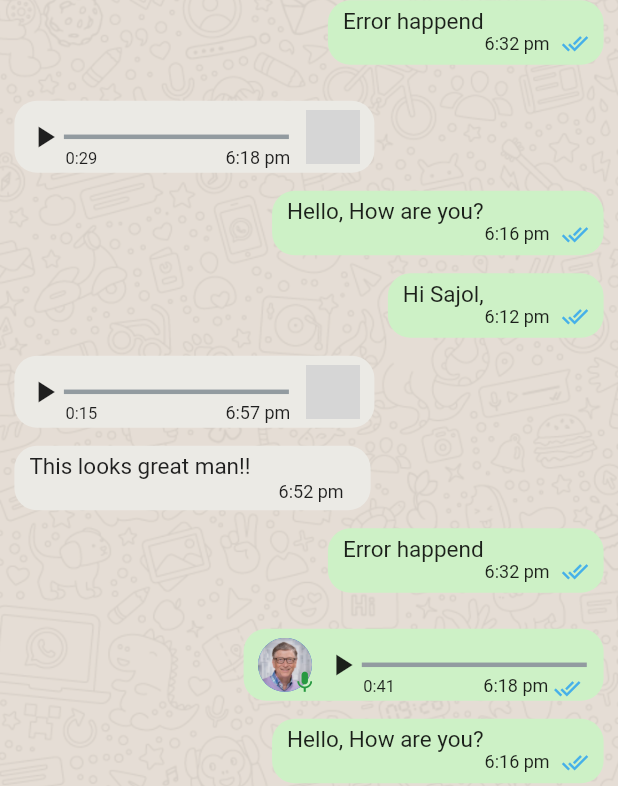
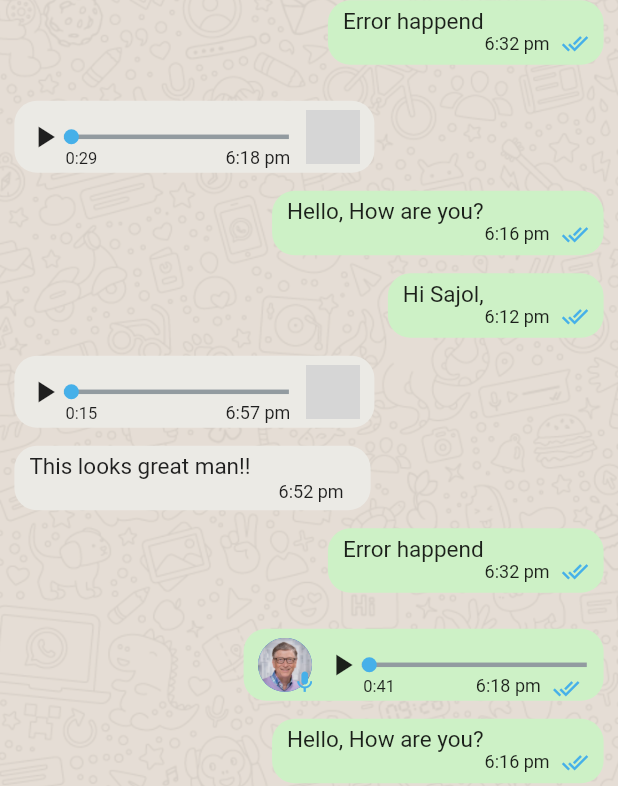
Before and after one commit to aliasar1/WhatsApp-UI-Clone, a Flutter app: the ChatScreen screen opened directly with empty values, on a phone screen of 412 x 824 dp. Shown: the part 213-999 px from the top of the screen. Run offline on Flutter 3.47's test engine with Material 2 defaults, Android fonts, the phone set to English and light mode, and no system bars; grey boxes are pictures that could not be loaded.

Commit message:
Update audio_message.dart

```diff
--- a/lib/screens/chat_screen/components/audio_message.dart
+++ b/lib/screens/chat_screen/components/audio_message.dart
@@ -5,7 +5,7 @@ import '../../../models/ChatMessage.dart';
 
 enum AuidoStatus { play, pause }
 
-class AudioMessage extends StatelessWidget {
+class AudioMessage extends StatefulWidget {
   const AudioMessage({
     Key? key,
     required this.message,
@@ -16,17 +16,22 @@ class AudioMessage extends StatelessWidget {
   final String image;
 
   @override
+  State<AudioMessage> createState() => _AudioMessageState();
+}
+
+class _AudioMessageState extends State<AudioMessage> {
+  @override
   Widget build(BuildContext context) {
     return SizedBox(
       height: kLargeSize * 2,
       width: kAudioContainerWidth * 1.2,
-      child: message.isSender
+      child: widget.message.isSender
           ? Row(
               mainAxisAlignment: MainAxisAlignment.spaceBetween,
               children: [
-                PersonAvatarCard(message: message, image: image),
-                AudioCardBuilder(message: message),
-                SizedBox(
+                PersonAvatarCard(message: widget.message, image: widget.image),
+                AudioCardBuilder(message: widget.message),
+                const SizedBox(
                   width: 5,
                 )
               ],
@@ -34,15 +39,15 @@ class AudioMessage extends StatelessWidget {
           : Row(
               mainAxisAlignment: MainAxisAlignment.spaceBetween,
               children: [
-                AudioCardBuilder(message: message),
-                PersonAvatarCard(message: message, image: image),
+                AudioCardBuilder(message: widget.message),
+                PersonAvatarCard(message: widget.message, image: widget.image),
               ],
             ),
     );
   }
 }
 
-class AudioCardBuilder extends StatelessWidget {
+class AudioCardBuilder extends StatefulWidget {
   const AudioCardBuilder({
     Key? key,
     required this.message,
@@ -51,12 +56,19 @@ class AudioCardBuilder extends StatelessWidget {
   final ChatMessage message;
 
   @override
+  State<AudioCardBuilder> createState() => _AudioCardBuilderState();
+}
+
+class _AudioCardBuilderState extends State<AudioCardBuilder> {
+  bool isPlaying = false;
+  @override
   Widget build(BuildContext context) {
     return Padding(
-      padding: message.isSender
+      padding: widget.message.isSender
           ? const EdgeInsets.only(right: 6)
           : const EdgeInsets.only(),
       child: Row(
+        mainAxisAlignment: MainAxisAlignment.spaceEvenly,
         children: [
           Padding(
             padding: const EdgeInsets.only(
@@ -65,7 +77,15 @@ class AudioCardBuilder extends StatelessWidget {
             child: SizedBox(
               width: 1,
               child: IconButton(
-                  onPressed: () {}, icon: const Icon(Icons.play_arrow)),
+                icon: Icon(
+                  isPlaying ? Icons.pause : Icons.play_arrow,
+                ),
+                onPressed: () {
+                  setState(() {
+                    isPlaying = !isPlaying;
+                  });
+                },
+              ),
             ),
           ),
           Stack(
@@ -74,10 +94,28 @@ class AudioCardBuilder extends StatelessWidget {
                 alignment: Alignment.center,
                 child: Padding(
                   padding: const EdgeInsets.only(left: kMedPadding * 2),
+                  child: Stack(
+                    children: [
+                      Align(
+                        alignment: Alignment.center,
                         child: Container(
                           width: 150,
                           height: 3,
                           color: kIconColor,
+                        ),
+                      ),
+                      Align(
+                        alignment: Alignment.center,
+                        child: Container(
+                          width: 10,
+                          height: 10,
+                          decoration: const BoxDecoration(
+                            shape: BoxShape.circle,
+                            color: kReceivedColor,
+                          ),
+                        ),
+                      ),
+                    ],
                   ),
                 ),
               ),
@@ -85,16 +123,16 @@ class AudioCardBuilder extends StatelessWidget {
                 bottom: 3,
                 left: 25,
                 child: Text(
-                  message.duration,
+                  widget.message.duration,
                   style: const TextStyle(fontSize: 11),
                 ),
               ),
-              !message.isSender
+              !widget.message.isSender
                   ? Positioned(
                       bottom: 3,
                       right: -1,
                       child: Text(
-                        message.time,
+                        widget.message.time,
                         style: const TextStyle(fontSize: 12),
                       ),
                     )
@@ -103,18 +141,20 @@ class AudioCardBuilder extends StatelessWidget {
                       right: 4,
                       child: SizedBox(
                         height: 14,
-                        width: 65,
+                        width: 70,
                         child: Row(
-                          mainAxisAlignment: MainAxisAlignment.spaceBetween,
                           children: [
                             Text(
-                              message.time,
+                              widget.message.time,
                               style: const TextStyle(fontSize: 12),
                             ),
-                            const Icon(
+                            const Padding(
+                              padding: EdgeInsets.only(left: 8),
+                              child: Icon(
                                 Icons.done_all,
                                 size: 18,
                                 color: kReceivedColor,
+                              ),
                             ),
                           ],
                         ),
@@ -165,7 +205,7 @@ class PersonAvatarCard extends StatelessWidget {
                     right: -3.7,
                     child: Icon(
                       Icons.mic,
-                      color: kHighlightColor,
+                      color: kReceivedColor,
                       size: 17,
                     ),
                   )
@@ -174,7 +214,7 @@ class PersonAvatarCard extends StatelessWidget {
                     left: -3.7,
                     child: Icon(
                       Icons.mic,
-                      color: kHighlightColor,
+                      color: kReceivedColor,
                       size: 17,
                     ),
                   ),
```
Lines whose indentation alone changed are shown as unchanged.
